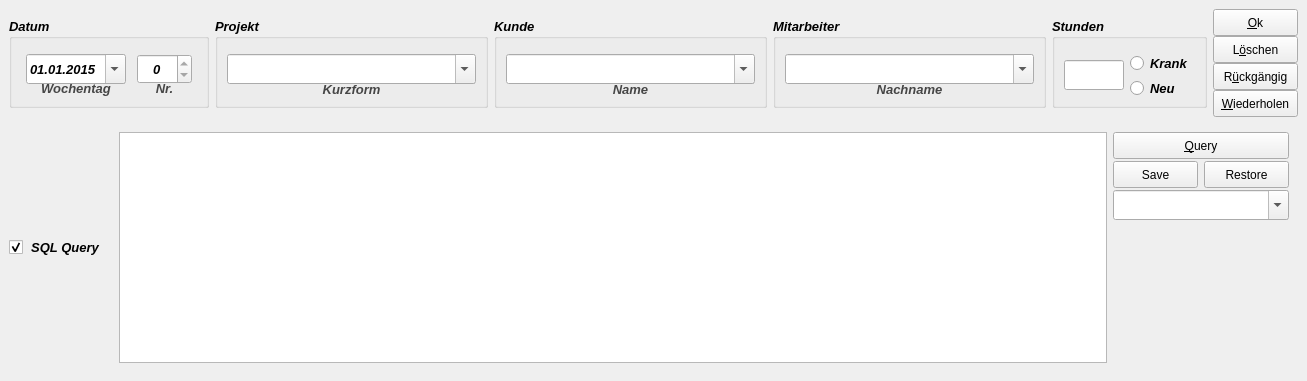
This is uis/inpfrm.ui in mainster/WorktimeManager as Qt 5 draws it before an edit. The edited form follows.
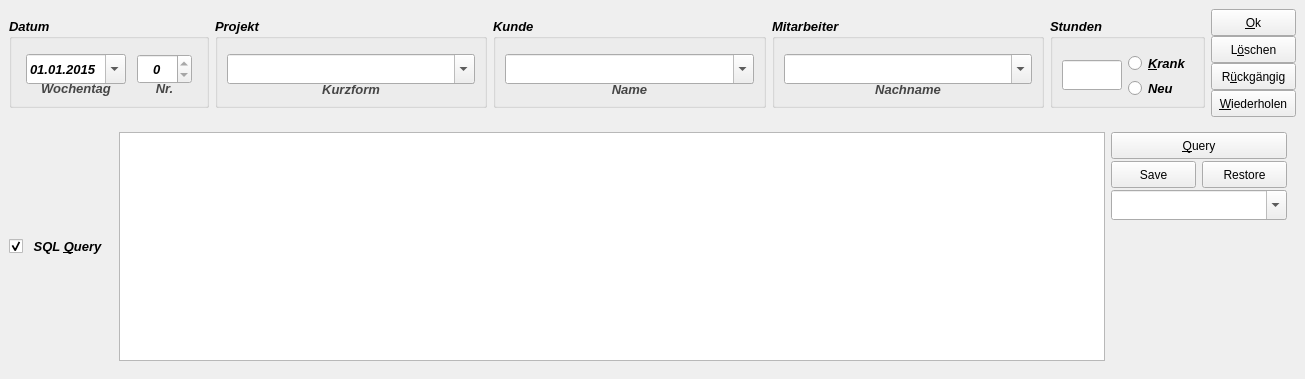
This is the edited form. Icons and pictures are not drawn. Custom widgets are drawn as their Qt base class.

```diff
--- a/uis/inpfrm.ui
+++ b/uis/inpfrm.ui
@@ -6,8 +6,8 @@
    <rect>
     <x>0</x>
     <y>0</y>
-    <width>1307</width>
-    <height>381</height>
+    <width>1305</width>
+    <height>379</height>
    </rect>
   </property>
   <property name="sizePolicy">
@@ -767,7 +767,7 @@
               <enum>Qt::StrongFocus</enum>
              </property>
              <property name="text">
-              <string>Krank</string>
+              <string>&amp;Krank</string>
              </property>
              <property name="hasFocus" stdset="0">
               <bool>false</bool>
@@ -990,7 +990,7 @@
 </string>
       </property>
       <property name="title">
-       <string>SQL Query</string>
+       <string>SQL &amp;Query</string>
       </property>
       <property name="alignment">
        <set>Qt::AlignCenter</set>
```
Left out of the diff: 2 changed lines with no effect on the pictures.
